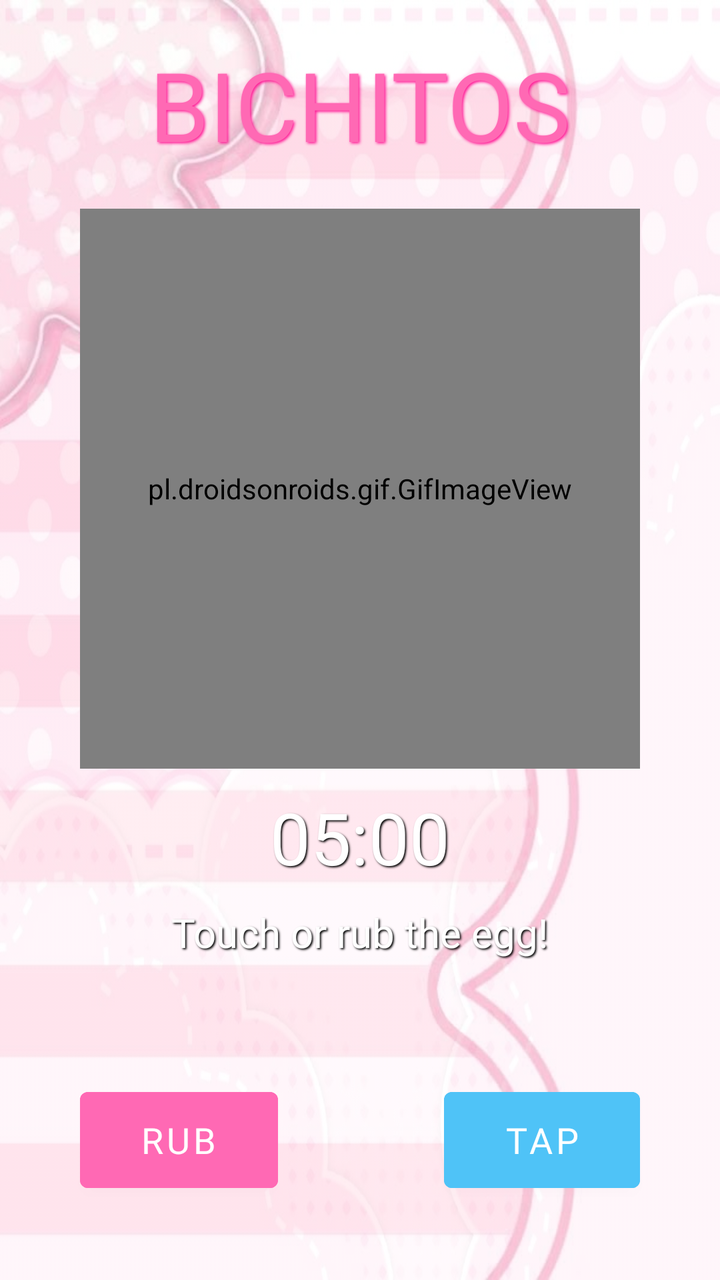
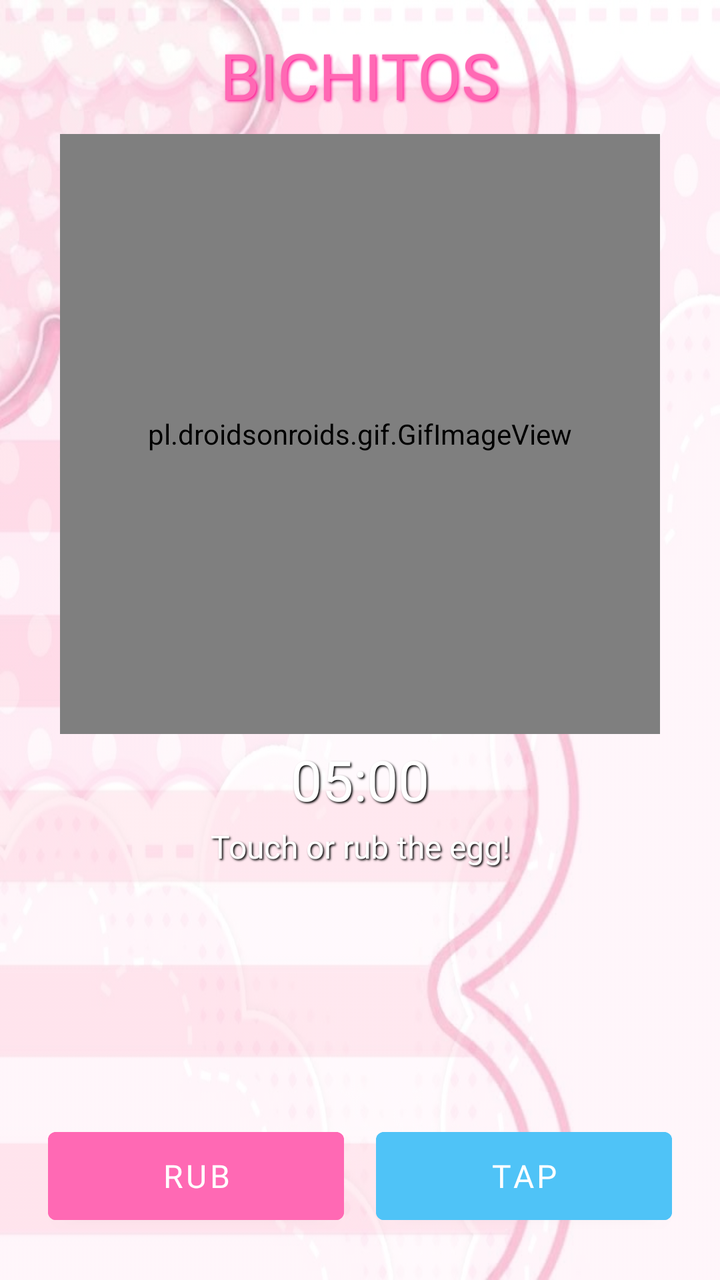

Two renders of the same Android screen: before a commit and after it. Below are the layout's source before the change and the commit's diff.
<!-- AndroidManifest.xml: application theme Theme.Bichitos -->
<!-- res/layout/activity_egg.xml -->
<?xml version="1.0" encoding="utf-8"?>
<androidx.constraintlayout.widget.ConstraintLayout
    xmlns:android="http://schemas.android.com/apk/res/android"
    xmlns:app="http://schemas.android.com/apk/res-auto"
    android:layout_width="match_parent"
    android:layout_height="match_parent"
    android:background="@drawable/egg_background">

    
    <ImageView
        android:layout_width="match_parent"
        android:layout_height="match_parent"
        android:src="@drawable/frutiger_aero_bg"
        android:scaleType="centerCrop"
        android:alpha="0.7"/>

    
    <TextView
        android:id="@+id/titleText"
        android:layout_width="wrap_content"
        android:layout_height="wrap_content"
        android:text="BICHITOS"
        android:textSize="48sp"
        android:textColor="#FF69B4"
        android:fontFamily="@font/pixel_font"
        android:shadowColor="#FF1493"
        android:shadowDx="2"
        android:shadowDy="2"
        android:shadowRadius="3"
        app:layout_constraintTop_toTopOf="parent"
        app:layout_constraintLeft_toLeftOf="parent"
        app:layout_constraintRight_toRightOf="parent"
        android:layout_marginTop="20dp"/>

    
    <pl.droidsonroids.gif.GifImageView
        android:id="@+id/eggGif"
        android:layout_width="280dp"
        android:layout_height="280dp"
        android:src="@drawable/egg_normal"
        app:layout_constraintTop_toBottomOf="@id/titleText"
        app:layout_constraintLeft_toLeftOf="parent"
        app:layout_constraintRight_toRightOf="parent"
        android:layout_marginTop="20dp"/>

    
    <TextView
        android:id="@+id/timeLeftText"
        android:layout_width="wrap_content"
        android:layout_height="wrap_content"
        android:text="05:00"
        android:textSize="36sp"
        android:textColor="#FFFFFF"
        android:fontFamily="@font/pixel_font"
        android:shadowColor="#000000"
        android:shadowDx="2"
        android:shadowDy="2"
        android:shadowRadius="2"
        app:layout_constraintTop_toBottomOf="@id/eggGif"
        app:layout_constraintLeft_toLeftOf="parent"
        app:layout_constraintRight_toRightOf="parent"
        android:layout_marginTop="10dp"/>

    
    <TextView
        android:id="@+id/messageText"
        android:layout_width="wrap_content"
        android:layout_height="wrap_content"
        android:text="Touch or rub the egg!"
        android:textSize="20sp"
        android:textColor="#FFFFFF"
        android:fontFamily="@font/pixel_font"
        android:shadowColor="#000000"
        android:shadowDx="2"
        android:shadowDy="2"
        android:shadowRadius="2"
        app:layout_constraintTop_toBottomOf="@id/timeLeftText"
        app:layout_constraintLeft_toLeftOf="parent"
        app:layout_constraintRight_toRightOf="parent"
        android:layout_marginTop="10dp"/>

    
    <Button
        android:id="@+id/rubButton"
        android:layout_width="wrap_content"
        android:layout_height="60dp"
        android:text="RUB"
        android:backgroundTint="#FF69B4"
        android:fontFamily="@font/pixel_font"
        android:textSize="18sp"
        android:paddingLeft="30dp"
        android:paddingRight="30dp"
        android:elevation="4dp"
        app:layout_constraintBottom_toBottomOf="parent"
        app:layout_constraintLeft_toLeftOf="parent"
        android:layout_marginBottom="40dp"
        android:layout_marginLeft="40dp"/>

    <Button
        android:id="@+id/tapButton"
        android:layout_width="wrap_content"
        android:layout_height="60dp"
        android:text="TAP"
        android:backgroundTint="#4FC3F7"
        android:fontFamily="@font/pixel_font"
        android:textSize="18sp"
        android:paddingLeft="30dp"
        android:paddingRight="30dp"
        android:elevation="4dp"
        app:layout_constraintBottom_toBottomOf="parent"
        app:layout_constraintRight_toRightOf="parent"
        android:layout_marginBottom="40dp"
        android:layout_marginRight="40dp"/>

</androidx.constraintlayout.widget.ConstraintLayout>
<!-- resources referenced by this layout -->
<resources>
  <!-- drawable egg_background: jpg bitmap (drawable, 54687 bytes) -->
  <!-- drawable egg_normal: gif bitmap (drawable, 97994 bytes) -->
  <!-- drawable frutiger_aero_bg: jpg bitmap (drawable, 33894 bytes) -->
  <style name="Theme.Bichitos" parent="Theme.MaterialComponents.Light.NoActionBar">
          <item name="colorPrimary">#FF69B4</item>
          <item name="colorPrimaryVariant">#FF1493</item>
          <item name="colorOnPrimary">#FFFFFF</item>
          <item name="android:windowBackground">@drawable/frutiger_aero_bg</item>
          <item name="android:statusBarColor">#FF69B4</item>
          <item name="android:navigationBarColor">#FF69B4</item>
      </style>
</resources>

<!-- the commit's change to res/layout/activity_egg.xml (unified diff, before → after) -->
@@ -6,7 +6,6 @@
     android:layout_height="match_parent"
     android:background="@drawable/egg_background">
 
-    
     <ImageView
         android:layout_width="match_parent"
         android:layout_height="match_parent"
@@ -14,13 +13,12 @@
         android:scaleType="centerCrop"
         android:alpha="0.7"/>
 
-    
     <TextView
         android:id="@+id/titleText"
         android:layout_width="wrap_content"
         android:layout_height="wrap_content"
         android:text="BICHITOS"
-        android:textSize="48sp"
+        android:textSize="32sp"
         android:textColor="#FF69B4"
         android:fontFamily="@font/pixel_font"
         android:shadowColor="#FF1493"
@@ -30,26 +28,29 @@
         app:layout_constraintTop_toTopOf="parent"
         app:layout_constraintLeft_toLeftOf="parent"
         app:layout_constraintRight_toRightOf="parent"
-        android:layout_marginTop="20dp"/>
+        android:layout_marginTop="16dp"/>
 
-    
     <pl.droidsonroids.gif.GifImageView
         android:id="@+id/eggGif"
-        android:layout_width="280dp"
-        android:layout_height="280dp"
+        android:layout_width="0dp"
+        android:layout_height="0dp"
+        android:layout_marginTop="8dp"
+        android:layout_marginBottom="8dp"
         android:src="@drawable/egg_normal"
-        app:layout_constraintTop_toBottomOf="@id/titleText"
+        app:layout_constraintDimensionRatio="1:1"
         app:layout_constraintLeft_toLeftOf="parent"
         app:layout_constraintRight_toRightOf="parent"
-        android:layout_marginTop="20dp"/>
+        app:layout_constraintTop_toBottomOf="@id/titleText"
+        app:layout_constraintBottom_toTopOf="@id/timeLeftText"
+        app:layout_constraintWidth_max="300dp"
+        app:layout_constraintHeight_max="300dp"/>
 
-    
     <TextView
         android:id="@+id/timeLeftText"
         android:layout_width="wrap_content"
         android:layout_height="wrap_content"
         android:text="05:00"
-        android:textSize="36sp"
+        android:textSize="28sp"
         android:textColor="#FFFFFF"
         android:fontFamily="@font/pixel_font"
         android:shadowColor="#000000"
@@ -59,15 +60,14 @@
         app:layout_constraintTop_toBottomOf="@id/eggGif"
         app:layout_constraintLeft_toLeftOf="parent"
         app:layout_constraintRight_toRightOf="parent"
-        android:layout_marginTop="10dp"/>
+        android:layout_marginTop="4dp"/>
 
-    
     <TextView
         android:id="@+id/messageText"
         android:layout_width="wrap_content"
         android:layout_height="wrap_content"
         android:text="Touch or rub the egg!"
-        android:textSize="20sp"
+        android:textSize="16sp"
         android:textColor="#FFFFFF"
         android:fontFamily="@font/pixel_font"
         android:shadowColor="#000000"
@@ -77,39 +77,41 @@
         app:layout_constraintTop_toBottomOf="@id/timeLeftText"
         app:layout_constraintLeft_toLeftOf="parent"
         app:layout_constraintRight_toRightOf="parent"
-        android:layout_marginTop="10dp"/>
+        android:layout_marginTop="4dp"/>
 
-    
     <Button
         android:id="@+id/rubButton"
-        android:layout_width="wrap_content"
-        android:layout_height="60dp"
+        android:layout_width="0dp"
+        android:layout_height="56dp"
         android:text="RUB"
         android:backgroundTint="#FF69B4"
         android:fontFamily="@font/pixel_font"
-        android:textSize="18sp"
-        android:paddingLeft="30dp"
-        android:paddingRight="30dp"
+        android:textSize="16sp"
         android:elevation="4dp"
+        android:layout_marginStart="24dp"
+        android:layout_marginBottom="24dp"
+        android:layout_marginEnd="8dp"
         app:layout_constraintBottom_toBottomOf="parent"
         app:layout_constraintLeft_toLeftOf="parent"
-        android:layout_marginBottom="40dp"
-        android:layout_marginLeft="40dp"/>
+        app:layout_constraintRight_toLeftOf="@id/tapButton"
+        app:layout_constraintWidth_default="spread"
+        app:layout_constraintHorizontal_chainStyle="spread_inside"/>
 
     <Button
         android:id="@+id/tapButton"
-        android:layout_width="wrap_content"
-        android:layout_height="60dp"
+        android:layout_width="0dp"
+        android:layout_height="56dp"
         android:text="TAP"
         android:backgroundTint="#4FC3F7"
         android:fontFamily="@font/pixel_font"
-        android:textSize="18sp"
-        android:paddingLeft="30dp"
-        android:paddingRight="30dp"
+        android:textSize="16sp"
         android:elevation="4dp"
+        android:layout_marginEnd="24dp"
+        android:layout_marginBottom="24dp"
+        android:layout_marginStart="8dp"
         app:layout_constraintBottom_toBottomOf="parent"
+        app:layout_constraintLeft_toRightOf="@id/rubButton"
         app:layout_constraintRight_toRightOf="parent"
-        android:layout_marginBottom="40dp"
-        android:layout_marginRight="40dp"/>
+        app:layout_constraintWidth_default="spread"/>
 
 </androidx.constraintlayout.widget.ConstraintLayout>
